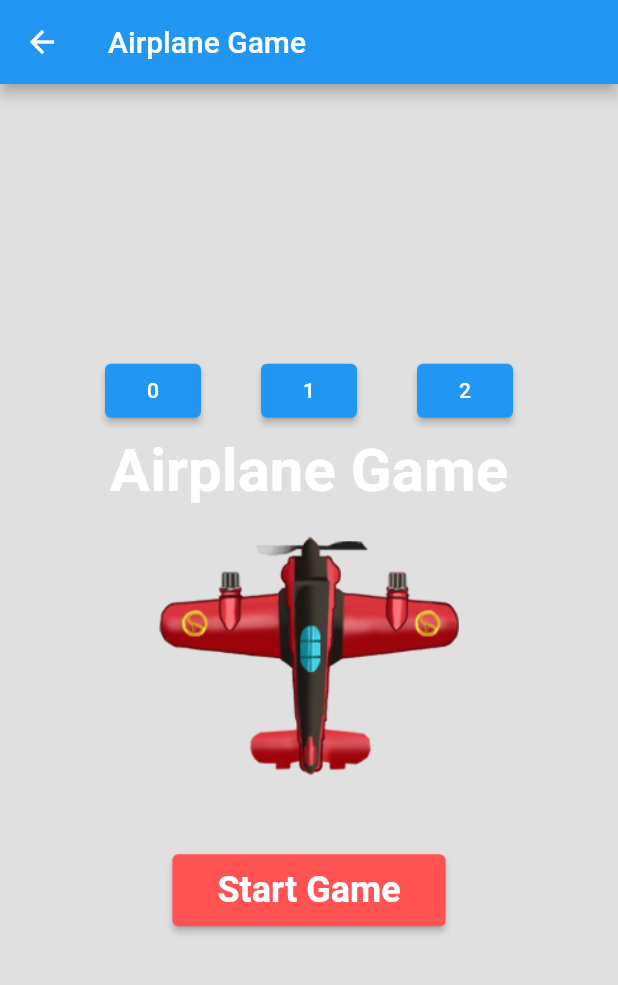
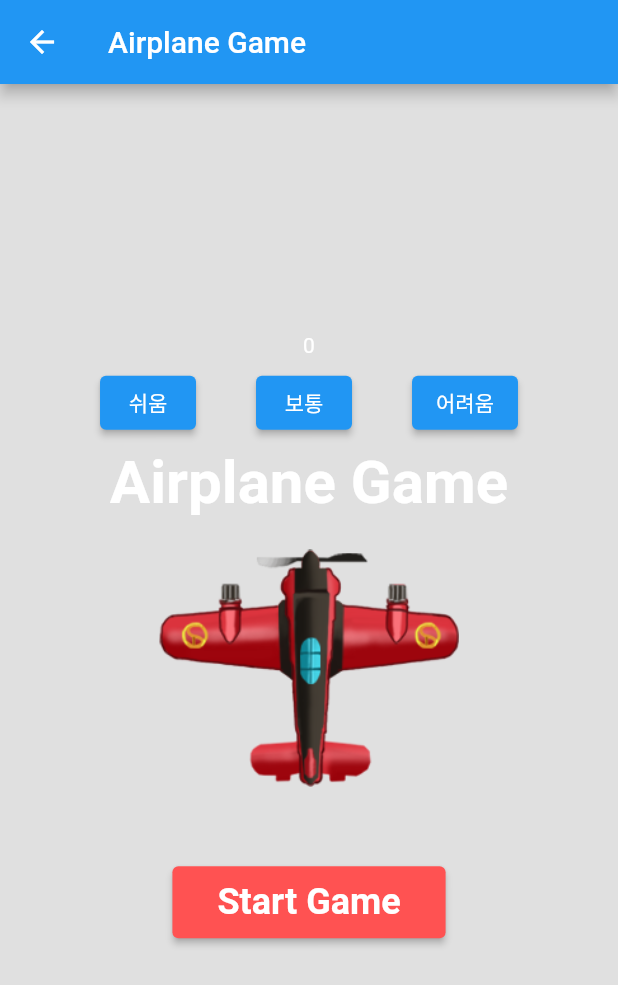
Before and after one commit to S-Soo100/flame_study, a Flutter app: the AirplaneGamePage screen opened directly, on a phone screen of 412 x 824 dp. Shown: the top 985 px of the screen. Run offline on Flutter 3.47's test engine with Material 2 defaults, Android fonts, the phone set to English and light mode, and no system bars; our stand-ins replace get; missing offline and left inert: flame.

Commit message:
게임 시작시 난이도 선택 가능한 부분 추가

```diff
--- a/lib/game/airplane_game/airplane_game_controller.dart
+++ b/lib/game/airplane_game/airplane_game_controller.dart
@@ -18,12 +18,21 @@ class AirplaneGameController extends GetxController {
   int get score => _score.value;
   final Rx<int> _hitPoint = Rx(5);
   int get hitPoint => _hitPoint.value;
+  Rx<int> _difficulty = Rx(0);
+  int get difficulty => _difficulty.value;
+  void setDifficulty(int diff) {
+    if (diff > 1) {
+      _difficulty.value = 2;
+      return;
+    }
+    _difficulty.value = diff;
+  }
 
   late AirplaneGame _game;
   AirplaneGame get game => _game;
 
   AirplaneGame newGameInstance() {
-    return AirplaneGame(difficulty: 0);
+    return AirplaneGame(difficulty: _difficulty.value);
   }
 
   void setNewGame() {
--- a/lib/page/airplane_game_page/airplane_game_page.dart
+++ b/lib/page/airplane_game_page/airplane_game_page.dart
@@ -68,11 +68,16 @@ class _AirplaneGamePageState extends State<AirplaneGamePage> {
   Widget _gameScreen() {
     return Obx(() {
       GameState state = _controller.state;
+      int diff = _controller.difficulty;
       if (state is Init) {
         return Center(
           child: Column(
             mainAxisAlignment: MainAxisAlignment.center,
             children: <Widget>[
+              Text(
+                "$diff",
+                style: TextStyle(color: Colors.white),
+              ),
               Container(
                 alignment: Alignment.center,
                 width: Get.width,
@@ -80,12 +85,24 @@ class _AirplaneGamePageState extends State<AirplaneGamePage> {
                 child: Row(
                   mainAxisAlignment: MainAxisAlignment.center,
                   children: [
-                    ElevatedButton(onPressed: () {}, child: Text("0")),
+                    ElevatedButton(
+                        onPressed: () {
+                          _controller.setDifficulty(0);
+                        },
+                        child: Text("쉬움")),
                     Padding(
                       padding: const EdgeInsets.symmetric(horizontal: 40),
-                      child: ElevatedButton(onPressed: () {}, child: Text("1")),
+                      child: ElevatedButton(
+                          onPressed: () {
+                            _controller.setDifficulty(1);
+                          },
+                          child: Text("보통")),
                     ),
-                    ElevatedButton(onPressed: () {}, child: Text("2")),
+                    ElevatedButton(
+                        onPressed: () {
+                          _controller.setDifficulty(2);
+                        },
+                        child: Text("어려움")),
                   ],
                 ),
               ),
```
